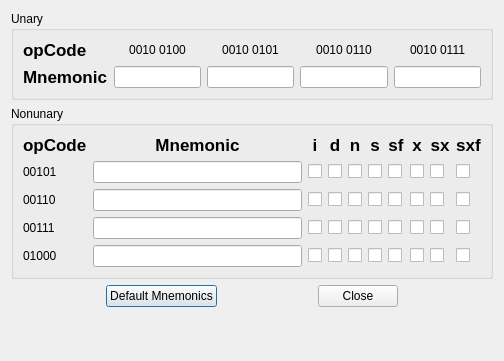
The window that redefinemnemonicsdialog.ui (WarlockD/pep8-1) describes before a commit, drawn with Qt 5.
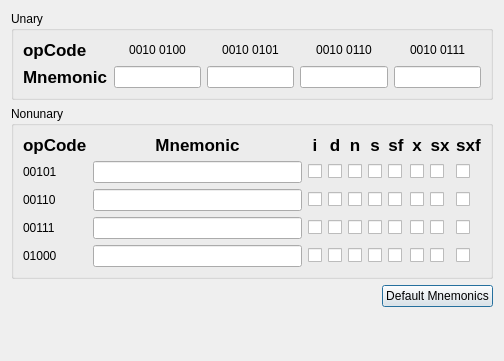
The same window after the commit.

Commit message:
Redefine Mnemonics dialog is now nonmodal. Machine moved to the new Sim class, fixed references.
Help dialog enum moved to .h file.

```diff
--- a/redefinemnemonicsdialog.ui
+++ b/redefinemnemonicsdialog.ui
@@ -635,39 +635,6 @@
        </property>
       </widget>
      </item>
-     <item>
-      <spacer>
-       <property name="orientation">
-        <enum>Qt::Horizontal</enum>
-       </property>
-       <property name="sizeHint" stdset="0">
-        <size>
-         <width>40</width>
-         <height>20</height>
-        </size>
-       </property>
-      </spacer>
-     </item>
-     <item>
-      <widget class="QPushButton" name="closeButton">
-       <property name="text">
-        <string>Close</string>
-       </property>
-      </widget>
-     </item>
-     <item>
-      <spacer>
-       <property name="orientation">
-        <enum>Qt::Horizontal</enum>
-       </property>
-       <property name="sizeHint" stdset="0">
-        <size>
-         <width>40</width>
-         <height>20</height>
-        </size>
-       </property>
-      </spacer>
-     </item>
     </layout>
    </item>
    <item>
```
Left out of the diff: 2 changed lines with no effect on the pictures. The commit also changes 13 other files.
